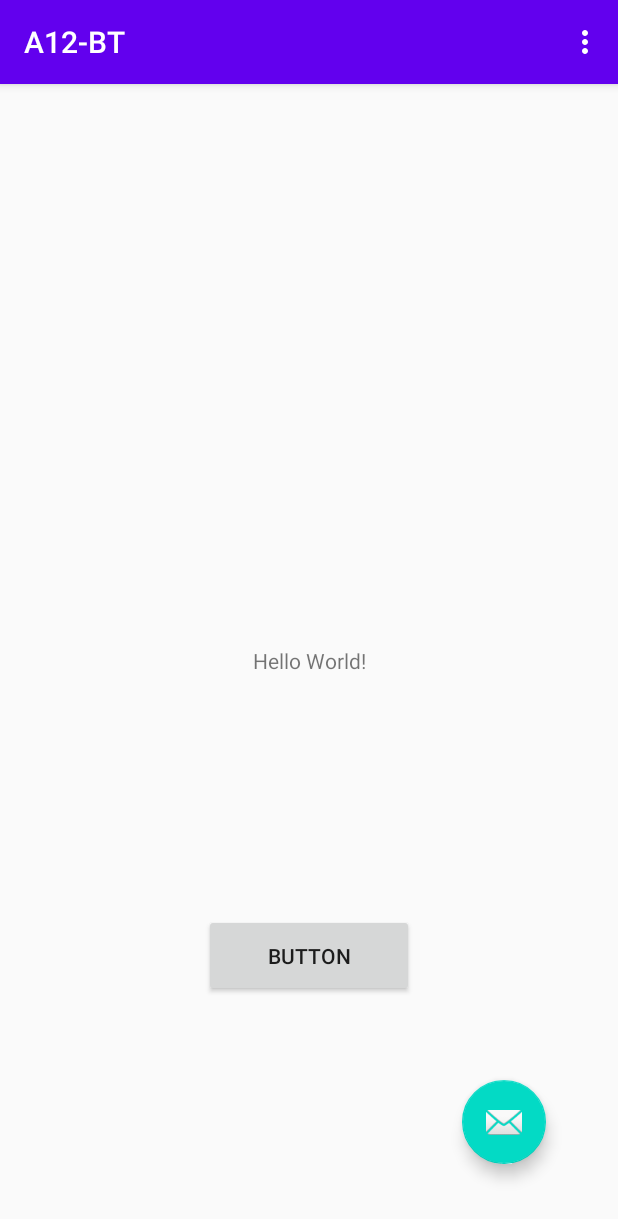
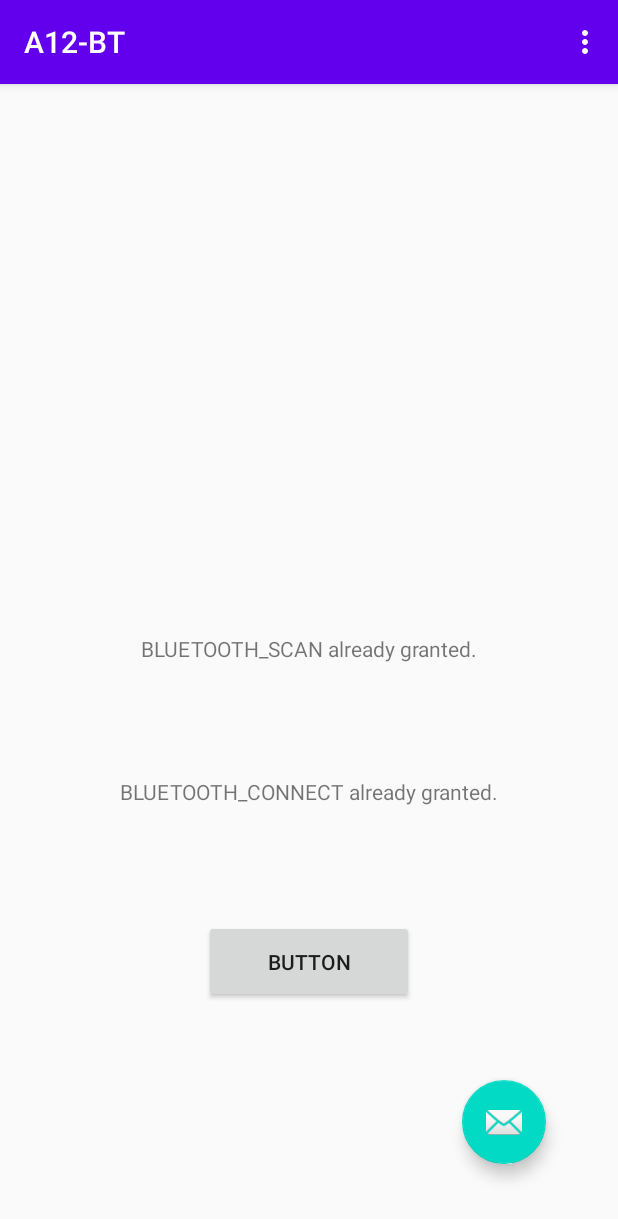
Before and after one commit to SKeimEmich/A12-BT, an Android app: the screen it shows after launch (MainActivity), on a phone screen of 412 x 824 dp. Shown: the top 1219 px of the screen. Run offline under Robolectric (Android 15) with nearby library versions, the phone set to English and light mode, and no system bars.

Commit message:
Ver 01 Complete

```diff
--- a/app/src/main/java/com/example/a12_bt/MainActivity.java
+++ b/app/src/main/java/com/example/a12_bt/MainActivity.java
@@ -3,6 +3,10 @@ package com.example.a12_bt;
 
 import static com.example.a12_bt.R.*;
 
+import android.Manifest;
+import android.content.pm.PackageManager;
+import android.support.v4.app.ActivityCompat;
+import android.support.v4.content.ContextCompat;
 import android.support.v7.app.AppCompatActivity;
 import android.os.Bundle;
 import com.example.a12_bt.databinding.ActivityMainBinding;
@@ -24,6 +28,8 @@ public class MainActivity extends AppCompatActivity {
         binding = ActivityMainBinding.inflate(getLayoutInflater());
         View view = binding.getRoot();
         setContentView(view);
+        // Need grant permission once per install
+        cpf_checkBTPermissions();
         binding.floatingActionButton.setOnClickListener(
                 new View.OnClickListener() {
                     @Override
@@ -37,9 +43,10 @@ public class MainActivity extends AppCompatActivity {
                 new View.OnClickListener() {
                     @Override
                     public void onClick(View view){
-                        binding.textView.setText(string.COSC426Greeting);
+                        binding.vvTvOut1.setText(string.COSC426Greeting);
                     }
                 });
+
     }
 
     // Overriding onCreateoptionMenu() to make Option menu
@@ -53,7 +60,57 @@ public class MainActivity extends AppCompatActivity {
     //Overriding onOptionsItemSelected to perform event on menu items
     @Override
     public boolean onOptionsItemSelected(MenuItem menuItem) {
-        binding.textView.setText(menuItem.getTitle() + " Selected");
+        switch (menuItem.getItemId()) {
+            case id.firstMenuOption:
+                cpf_requestBTPermissions();
+        }
+        binding.vvTvOut1.setText(menuItem.getTitle() + " Selected");
         return true;
     }
+    private void cpf_checkBTPermissions() {
+        if (ContextCompat.checkSelfPermission(MainActivity.this,
+                Manifest.permission.BLUETOOTH_SCAN) == PackageManager.PERMISSION_GRANTED) {
+            binding.vvTvOut1.setText("BLUETOOTH_SCAN already granted.\n");
+        }
+        else {
+            binding.vvTvOut1.setText("BLUETOOTH_SCAN NOT granted.\n");
+        }
+        if (ContextCompat.checkSelfPermission(MainActivity.this,
+                Manifest.permission.BLUETOOTH_CONNECT) == PackageManager.PERMISSION_DENIED) {
+            binding.vvTvOut2.setText("BLUETOOTH_CONNECT NOT granted.\n");
+        }
+        else {
+            binding.vvTvOut2.setText("BLUETOOTH_CONNECT already granted.\n");
+        }
+    }
+
+    // https://www.geeksforgeeks.org/android-how-to-request-permissions-in-android-application/
+    private void cpf_requestBTPermissions() {
+        // We can give any value but unique for each permission.
+        final int BLUETOOTH_SCAN_CODE = 100;
+        final int BLUETOOTH_CONNECT_CODE = 101;
+
+        if (ContextCompat.checkSelfPermission(MainActivity.this,
+                Manifest.permission.BLUETOOTH_SCAN) == PackageManager.PERMISSION_DENIED) {
+            ActivityCompat.requestPermissions(MainActivity.this,
+                    new String[]{Manifest.permission.BLUETOOTH_SCAN},
+                    BLUETOOTH_SCAN_CODE);
+        }
+        else {
+            Toast.makeText(MainActivity.this,
+                    "BLUETOOTH_SCAN already granted", Toast.LENGTH_SHORT) .show();
+        }
+
+        if (ContextCompat.checkSelfPermission(MainActivity.this,
+                Manifest.permission.BLUETOOTH_CONNECT) == PackageManager.PERMISSION_DENIED) {
+            ActivityCompat.requestPermissions(MainActivity.this,
+                    new String[]{Manifest.permission.BLUETOOTH_CONNECT},
+                    BLUETOOTH_CONNECT_CODE);
+        }
+        else {
+            Toast.makeText(MainActivity.this,
+                    "BLUETOOTH_CONNECT already granted", Toast.LENGTH_SHORT) .show();
+        }
+    }
+
 }
--- a/app/src/main/res/layout/activity_main.xml
+++ b/app/src/main/res/layout/activity_main.xml
@@ -7,7 +7,7 @@
     tools:context=".MainActivity">
 
     <TextView
-        android:id="@+id/textView"
+        android:id="@+id/vv_tvOut1"
         android:layout_width="wrap_content"
         android:layout_height="wrap_content"
         android:text="Hello World!"
@@ -24,7 +24,7 @@
         app:layout_constraintBottom_toBottomOf="parent"
         app:layout_constraintEnd_toEndOf="parent"
         app:layout_constraintStart_toStartOf="parent"
-        app:layout_constraintTop_toBottomOf="@+id/textView" />
+        app:layout_constraintTop_toBottomOf="@+id/vv_tvOut1" />
 
     <android.support.design.widget.FloatingActionButton
         android:id="@+id/floatingActionButton"
@@ -38,4 +38,15 @@
         app:srcCompat="@android:drawable/ic_dialog_email"
         tools:ignore="SpeakableTextPresentCheck" />
 
+    <TextView
+        android:id="@+id/vv_tvOut2"
+        android:layout_width="wrap_content"
+        android:layout_height="wrap_content"
+        android:text="TextView"
+        app:layout_constraintBottom_toTopOf="@+id/button"
+        app:layout_constraintEnd_toEndOf="parent"
+        app:layout_constraintHorizontal_bias=".5"
+        app:layout_constraintStart_toStartOf="parent"
+        app:layout_constraintTop_toBottomOf="@+id/vv_tvOut1" />
+
 </android.support.constraint.ConstraintLayout>
--- a/app/src/main/res/values/strings.xml
+++ b/app/src/main/res/values/strings.xml
@@ -1,6 +1,6 @@
 <resources>
     <string name="app_name">A12-BT</string>
-    <string name="firstMenuOption">First</string>
+    <string name="firstMenuOption">1. Grant Permission</string>
     <string name="secondMenuOption">Second</string>
     <string name="thirdMenuOption">Third</string>
     <string name="COSC426Greeting">Hello Android 426!</string>
```
Also changed, not shown: app/src/main/AndroidManifest.xml (+9 -0 lines).
